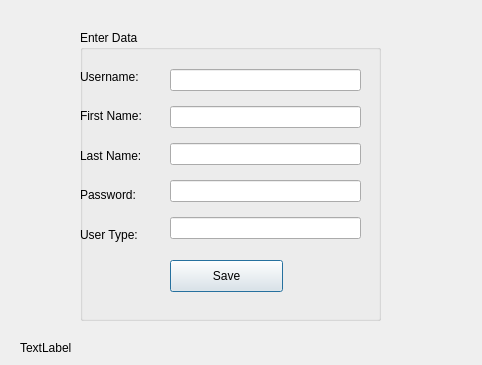
The window that Assignment 2/BugTrackingSystem/adduser.ui (cp731/CSCI222-Group-Project-master) describes before a commit, drawn with Qt 5.
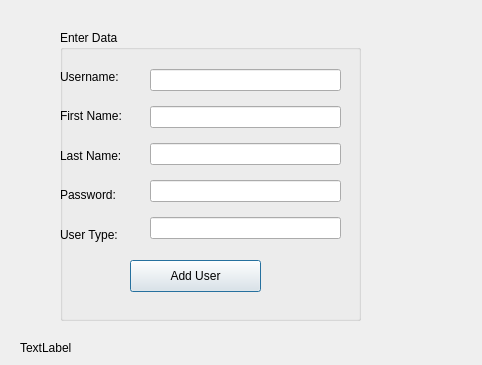
The same window after the commit.

Diff of the .ui file:
```diff
--- a/Assignment 2/BugTrackingSystem/adduser.ui
+++ b/Assignment 2/BugTrackingSystem/adduser.ui
@@ -16,7 +16,7 @@
   <widget class="QGroupBox" name="groupBox">
    <property name="geometry">
     <rect>
-     <x>80</x>
+     <x>60</x>
      <y>30</y>
      <width>301</width>
      <height>291</height>
@@ -102,14 +102,14 @@
    <widget class="QPushButton" name="pushButton">
     <property name="geometry">
      <rect>
-      <x>90</x>
+      <x>70</x>
       <y>230</y>
-      <width>113</width>
+      <width>131</width>
       <height>32</height>
      </rect>
     </property>
     <property name="text">
-     <string>Save</string>
+     <string>Add User</string>
     </property>
    </widget>
   </widget>
```
Left out of the diff: 2 changed lines with no effect on the pictures.
